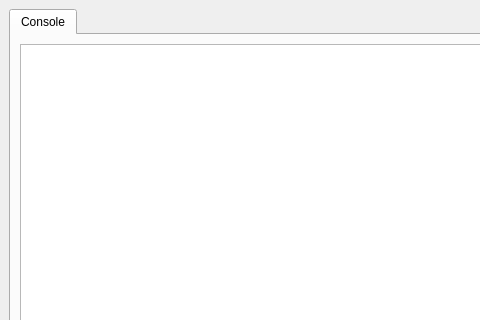
First picture: the form in fgfw-lite/ui/mainwindow.ui, repository bylheart/fwlite, before the edit; both pictures show x 0 to 480 and y 0 to 320 of the 640 by 480 pixel window.
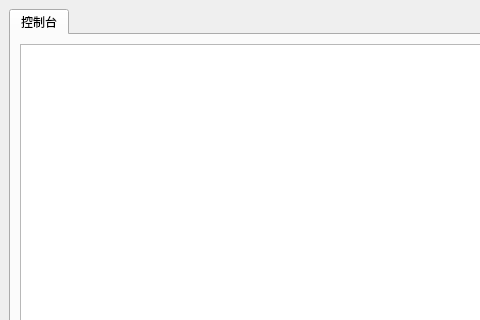
Second picture: the form after the edit.

Patch:
```diff
--- a/fgfw-lite/ui/mainwindow.ui
+++ b/fgfw-lite/ui/mainwindow.ui
@@ -22,7 +22,7 @@
       </property>
       <widget class="QWidget" name="tab">
        <attribute name="title">
-        <string>Console</string>
+        <string>控制台</string>
        </attribute>
        <layout class="QVBoxLayout" name="verticalLayout_2">
         <item>
```
